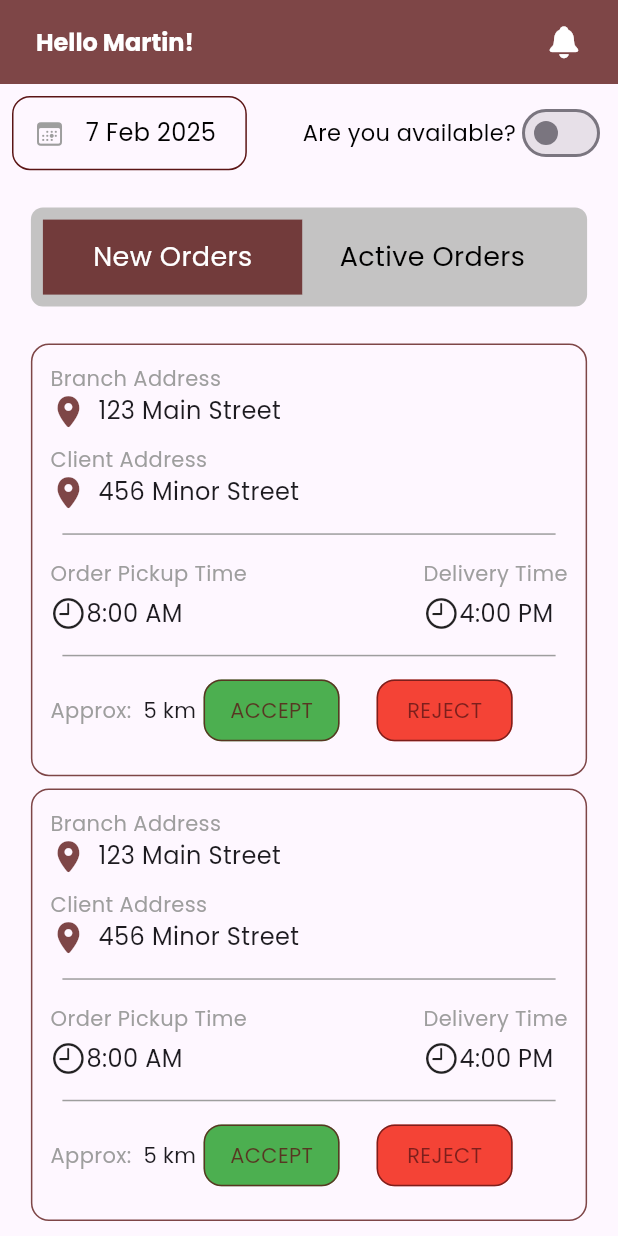
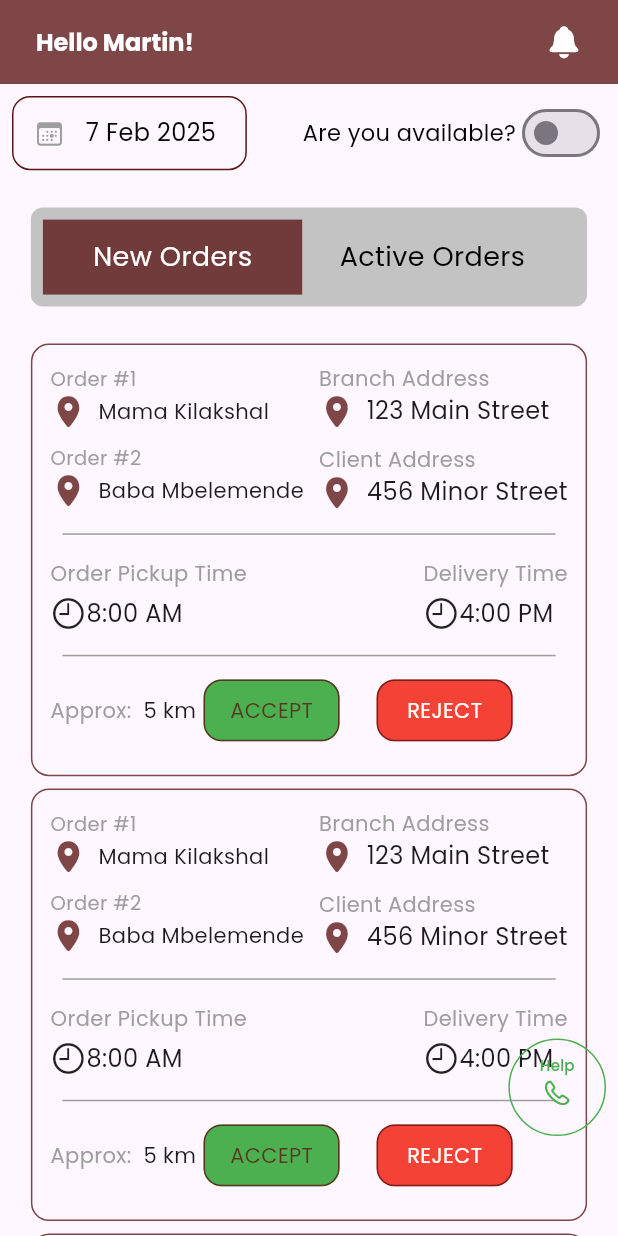
Before and after one commit to JohnGastone/Delivery-Pal, a Flutter app: the HomePage screen opened directly, on a phone screen of 412 x 824 dp. Run offline on Flutter 3.47's test engine with Material 3 defaults, Android fonts, the phone set to English and light mode, and no system bars; our stand-ins replace google_fonts.

Commit message:
feat: Enhance HomePage layout with new order display and help functionality

```diff
--- a/lib/Delivery/HomePage.dart
+++ b/lib/Delivery/HomePage.dart
@@ -56,9 +56,7 @@ class _HomePageState extends State<HomePage> {
       ),
       body: Stack(
         children: [
-          // 1. SingleChildScrollView (Bottom-most)
           Positioned.fill(
-            // Use Positioned.fill to make it take all available space
             top: screenHeight * 0.2,
             child: SingleChildScrollView(
               child: Center(
@@ -68,7 +66,6 @@ class _HomePageState extends State<HomePage> {
                     SizedBox(
                       height: screenHeight * 0.01,
                     ),
-                    // Your Containers Here (the ones that should scroll)
                     Container(
                       width: screenWidth * 0.9,
                       height: screenHeight * 0.35,
@@ -80,8 +77,41 @@ class _HomePageState extends State<HomePage> {
                               color: const Color.fromARGB(200, 91, 21, 21))),
                       child: const Padding(
                         padding: EdgeInsets.all(12),
-                        child:
-                            ColumnContent(), // A simplified column to hold the widgets
+                        child: ColumnContent(),
+                      ),
+                    ),
+                    SizedBox(
+                      height: screenHeight * 0.01,
+                    ),
+                    Container(
+                      width: screenWidth * 0.9,
+                      height: screenHeight * 0.35,
+                      decoration: BoxDecoration(
+                          borderRadius:
+                              const BorderRadius.all(Radius.circular(12)),
+                          border: Border.all(
+                              width: 1,
+                              color: const Color.fromARGB(200, 91, 21, 21))),
+                      child: const Padding(
+                        padding: EdgeInsets.all(12),
+                        child: ColumnContent(),
+                      ),
+                    ),
+                    SizedBox(
+                      height: screenHeight * 0.01,
+                    ),
+                    Container(
+                      width: screenWidth * 0.9,
+                      height: screenHeight * 0.35,
+                      decoration: BoxDecoration(
+                          borderRadius:
+                              const BorderRadius.all(Radius.circular(12)),
+                          border: Border.all(
+                              width: 1,
+                              color: const Color.fromARGB(200, 91, 21, 21))),
+                      child: const Padding(
+                        padding: EdgeInsets.all(12),
+                        child: ColumnContent(),
                       ),
                     ),
                     SizedBox(
@@ -109,8 +139,68 @@ class _HomePageState extends State<HomePage> {
               ),
             ),
           ),
+          Padding(
+            padding: const EdgeInsets.only(right: 8.0, bottom: 60),
+            child: Align(
+              alignment: Alignment.bottomRight,
+              child: SizedBox(
+                width: screenWidth * 0.158,
+                height: screenHeight * 0.095,
+                child: InkWell(
+                  onTap: () async {
+                    final Uri phoneUri = Uri(
+                      scheme: 'tel',
+                      path: '+255624839009', // FUDI Customer Support Center
+                    );
 
-          // 2. Date Picker and Availability Switch (Middle)
+                    try {
+                      if (await canLaunchUrl(phoneUri)) {
+                        await launchUrl(
+                          phoneUri,
+                          mode: LaunchMode.externalApplication,
+                        );
+                      } else {
+                        throw 'Could not launch $phoneUri';
+                      }
+                    } catch (e) {
+                      if (kDebugMode) {
+                        print('Error launching phone call: $e');
+                      }
+                    }
+                  },
+                  child: Container(
+                    decoration: BoxDecoration(
+                        shape: BoxShape.circle,
+                        border: Border.all(width: 1, color: Colors.green)),
+                    child: CircleAvatar(
+                      backgroundColor: Colors.transparent,
+                      child: Center(
+                        child: Column(
+                          children: [
+                            SizedBox(
+                              height: 16,
+                            ),
+                            Center(
+                              child: Text(
+                                "Help",
+                                style: GoogleFonts.poppins(
+                                    fontSize: 10, color: Colors.green),
+                              ),
+                            ),
+                            Icon(
+                              CupertinoIcons.phone,
+                              color: Colors.green,
+                              size: 20,
+                            )
+                          ],
+                        ),
+                      ),
+                    ),
+                  ),
+                ),
+              ),
+            ),
+          ),
           Positioned(
             right: 0,
             left: 0,
@@ -120,7 +210,6 @@ class _HomePageState extends State<HomePage> {
               child: Row(
                 mainAxisAlignment: MainAxisAlignment.spaceBetween,
                 children: [
-                  // Date Picker Container
                   Container(
                     height: screenHeight * 0.06,
                     width: screenWidth * 0.38,
@@ -161,7 +250,7 @@ class _HomePageState extends State<HomePage> {
                               String formattedDate =
                                   "${pickedDate.day.toString().padLeft(2)} "
                                   "${_getMonthName(pickedDate.month)} "
-                                  "${pickedDate.year}"; // Format similar to UI
+                                  "${pickedDate.year}";
                               setState(() {
                                 _datePickerController.text = formattedDate;
                               });
@@ -170,7 +259,7 @@ class _HomePageState extends State<HomePage> {
                         ),
                         Text(
                           _datePickerController.text.isEmpty
-                              ? _formatTodayDate() // Placeholder as seen in UI
+                              ? _formatTodayDate()
                               : _datePickerController.text,
                           style: GoogleFonts.poppins(
                               fontSize: 16, color: Colors.black),
@@ -178,7 +267,6 @@ class _HomePageState extends State<HomePage> {
                       ],
                     ),
                   ),
-                  // Availability Switch
                   Row(
                     children: [
                       Text(
@@ -188,8 +276,7 @@ class _HomePageState extends State<HomePage> {
                       ),
                       Switch(
                         value: isAvailable,
-                        activeColor:
-                            const Color(0xFF5B1515), // Custom color matching UI
+                        activeColor: const Color(0xFF5B1515),
                         onChanged: (bool value) {
                           setState(() {
                             isAvailable = value;
@@ -202,8 +289,6 @@ class _HomePageState extends State<HomePage> {
               ),
             ),
           ),
-
-          // 3. New Orders/Active Orders Toggle (Top-most)
           Positioned(
             top: screenHeight * 0.1,
             left: 0,
@@ -218,7 +303,6 @@ class _HomePageState extends State<HomePage> {
                   padding: const EdgeInsets.all(8.0),
                   child: Row(
                     children: [
-                      // New Orders button
                       GestureDetector(
                         onTap: () => _toggleSelectedOption('New Orders'),
                         child: Container(
@@ -242,7 +326,6 @@ class _HomePageState extends State<HomePage> {
                           ),
                         ),
                       ),
-                      // Active Orders button
                       GestureDetector(
                         onTap: () => _toggleSelectedOption('Active Orders'),
                         child: Container(
@@ -304,9 +387,31 @@ class ColumnContent extends StatelessWidget {
     return const Column(
       crossAxisAlignment: CrossAxisAlignment.start,
       children: [
-        AddressText(title: "Branch Address", address: "123 Main Street"),
-        SizedBox(height: 10),
-        AddressText(title: "Client Address", address: "456 Minor Street"),
+        Row(
+          mainAxisAlignment: MainAxisAlignment.spaceBetween,
+          children: [
+            Column(
+              crossAxisAlignment: CrossAxisAlignment.start,
+              children: [
+                OrderText(
+                    orderNumber: "Order #1", clientName: "Mama Kilakshal"),
+                SizedBox(height: 10),
+                OrderText(
+                    orderNumber: "Order #2", clientName: "Baba Mbelemende"),
+              ],
+            ),
+            Column(
+              crossAxisAlignment: CrossAxisAlignment.start,
+              children: [
+                AddressText(
+                    title: "Branch Address", address: "123 Main Street"),
+                SizedBox(height: 10),
+                AddressText(
+                    title: "Client Address", address: "456 Minor Street"),
+              ],
+            )
+          ],
+        ),
         Padding(
           padding: EdgeInsets.all(8.0),
           child: Divider(
@@ -327,6 +432,43 @@ class ColumnContent extends StatelessWidget {
           ),
         ),
         DistanceAndActions(),
+      ],
+    );
+  }
+}
+
+class OrderText extends StatelessWidget {
+  const OrderText({
+    super.key,
+    required this.orderNumber,
+    required this.clientName,
+  });
+
+  final String orderNumber;
+  final String clientName;
+
+  @override
+  Widget build(BuildContext context) {
+    return Column(
+      crossAxisAlignment: CrossAxisAlignment.start,
+      children: [
+        Text(
+          orderNumber,
+          style: GoogleFonts.poppins(color: Colors.grey, fontSize: 13),
+        ),
+        Row(
+          children: [
+            const Icon(
+              CupertinoIcons.location_solid,
+              color: Color.fromARGB(200, 91, 21, 21),
+            ),
+            const SizedBox(width: 8),
+            Text(
+              clientName,
+              style: GoogleFonts.poppins(fontSize: 14),
+            ),
+          ],
+        ),
       ],
     );
   }
@@ -465,7 +607,7 @@ class DistanceAndActions extends StatelessWidget {
                   child: Text(
                     "REJECT",
                     style: GoogleFonts.poppins(
-                      color: const Color.fromARGB(200, 91, 21, 21),
+                      color: Colors.white,
                     ),
                   ),
                 ),
--- a/pubspec.yaml
+++ b/pubspec.yaml
@@ -44,6 +44,8 @@ dependencies:
   http: ^1.2.2
   pdf: ^3.6.3
   printing: ^5.10.0
+  url_launcher: ^6.1.8
+
 
 dev_dependencies:
   flutter_test:
```
